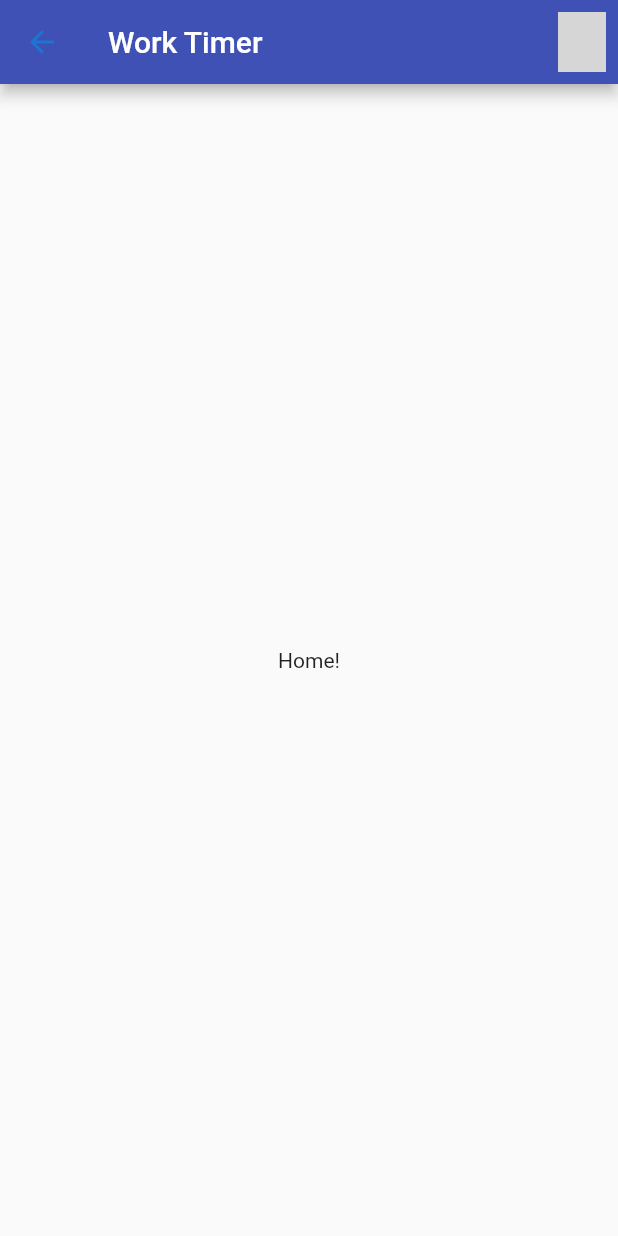
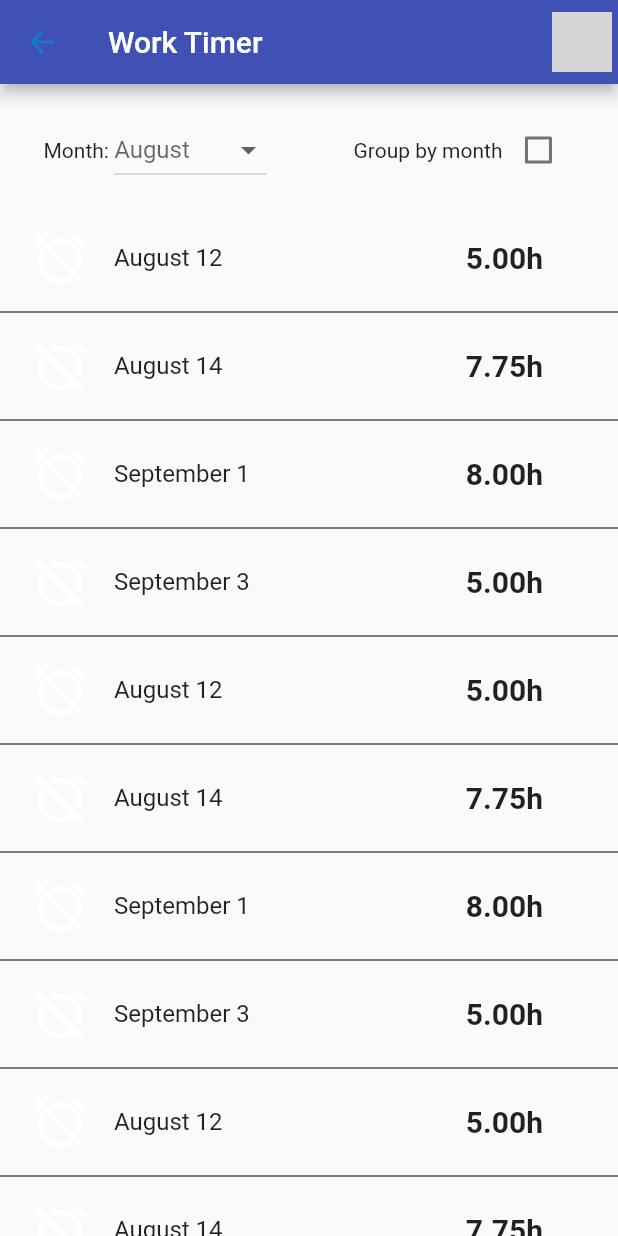
Before and after one commit to ClaraMarques/work-timer-app, a Flutter app: the HomeView screen opened directly, on a phone screen of 412 x 824 dp. Run offline on Flutter 3.47's test engine with Material 2 defaults, Android fonts, the phone set to English and light mode, and no system bars; our stand-ins replace equatable, firebase_auth, firebase_core, get_it, google_sign_in, rxdart; accounts and stored records are empty; network calls fail; grey boxes are pictures that could not be loaded.

Commit message:
🥻 adding app style

```diff
--- a/lib/app/ui/views/home_view.dart
+++ b/lib/app/ui/views/home_view.dart
@@ -1,4 +1,5 @@
 import 'package:flutter/material.dart';
+import 'package:work_timer_app/dummy_data.dart';
 
 import '../widgets/avatar_widget.dart';
 
@@ -16,9 +17,95 @@ class _HomeViewState extends State<HomeView> {
           title: Text('Work Timer'),
           actions: [AvatarWidget()],
         ),
-      body: Center(
-        child: Text("Home!"),
+        body: Column(
+          mainAxisAlignment: MainAxisAlignment.spaceAround,
+          children: [
+            SizedBox(
+              height: 20,
+            ),
+            Row(
+              mainAxisAlignment: MainAxisAlignment.spaceAround,
+              children: [
+                Row(
+                  mainAxisSize: MainAxisSize.min,
+                  children: [
+                    Text('Month: '),
+                    DropdownButton(
+                        hint: Text('August'),
+                        items: <String>[
+                          'August',
+                          'September',
+                          'October',
+                          'November'
+                        ].map<DropdownMenuItem<String>>((String value) {
+                          return DropdownMenuItem<String>(
+                            value: value,
+                            child: Text(value),
+                          );
+                        }).toList(),
+                        onChanged: (_) {}),
+                  ],
+                ),
+                Row(
+                  mainAxisSize: MainAxisSize.min,
+                  children: [
+                    Text('Group by month'),
+                    Checkbox(value: false, onChanged: (_) {})
+                  ],
+                ),
+              ],
+            ),
+            SizedBox(
+              height: 20,
+            ),
+            Expanded(
+              child: ListView.separated(
+                  itemCount: daysInfo.listOfDays.length,
+                  separatorBuilder: (context, index) => Divider(
+                        color: Colors.black,
+                      ),
+                  itemBuilder: (context, index) {
+                    final day = daysInfo.listOfDays[index];
+                    return ListTile(
+                      contentPadding: EdgeInsets.only(right: 50, left: 20),
+                      leading: Icon(
+                        Icons.alarm_off,
+                        color: Colors.white,
+                        size: 40,
+                      ),
+                      title: Text(day.date),
+                      trailing: Text(
+                        day.totalWorked.toStringAsFixed(2) + 'h',
+                        style: TextStyle(
+                            fontSize: 20, fontWeight: FontWeight.bold),
                       ),
                     );
+
+                    // Container(
+                    //   padding: EdgeInsets.zero,
+                    //   margin: EdgeInsets.zero,
+                    //   height: MediaQuery.of(context).size.height * 0.05,
+                    //   child: Row(
+                    //     mainAxisAlignment: MainAxisAlignment.spaceAround,
+                    //     children: [
+                    //       Container(
+                    //           width: MediaQuery.of(context).size.width * 0.10,
+                    //           child: FittedBox(
+                    //             child: Text(daysInfo.listOfDays[index].date),
+                    //           )),
+                    //       Container(
+                    //           width: MediaQuery.of(context).size.width * 0.10,
+                    //           child: FittedBox(
+                    //             child: Text(daysInfo.listOfDays[index].totalWorked
+                    //                     .toStringAsFixed(2) +
+                    //                 'h'),
+                    //           )),
+                    //     ],
+                    //   ),
+                    // );
+                  }),
+            ),
+          ],
+        ));
   }
 }
--- a/lib/app/ui/views/login_view.dart
+++ b/lib/app/ui/views/login_view.dart
@@ -1,7 +1,7 @@
 import 'package:flutter/material.dart';
 import 'package:work_timer_app/app/blocs/auth_bloc.dart';
 import 'package:work_timer_app/app/locator.dart';
-import 'package:work_timer_app/app/ui/widgets/stream_widget.dart';
+import 'package:work_timer_app/app/ui/widgets/custom_stream_builder.dart';
 
 class LoginView extends StatefulWidget {
   @override
@@ -23,7 +23,7 @@ class _LoginViewState extends State<LoginView> {
   }
 
   Widget _buildIconWithLoading() {
-    return StreamWidget<bool>(
+    return CustomStreamBuilder<bool>(
       stream: locator.get<AuthBloc>().loading$,
       errorBuilder: (context, snapshot) => Icon(Icons.error),
       waitingBuilder: (context, snapshot) => Container(),
--- a/lib/app/ui/widgets/avatar_widget.dart
+++ b/lib/app/ui/widgets/avatar_widget.dart
@@ -11,6 +11,7 @@ class AvatarWidget extends StatelessWidget {
     final user = Provider.of<User>(context);
 
     return PopupMenuButton<String>(
+      padding: EdgeInsets.zero,
       icon: _buildAvatarPhoto(user),
       onSelected: _onPopupItemSelected,
       itemBuilder: (BuildContext context) => <PopupMenuEntry<String>>[
@@ -38,14 +39,7 @@ class AvatarWidget extends StatelessWidget {
   }
 
   Widget _buildAvatarPhoto(User user) {
-    return user == null
-        ? CircleAvatar(
-            backgroundColor: Colors.white,
-            child: Text(user.name[0]),
-          )
-        : CircleAvatar(
-            backgroundImage: NetworkImage(user.photo),
-          );
+    return CircleAvatar(backgroundImage: NetworkImage(user.photo));
   }
 
   void _onPopupItemSelected(String value) {
--- a/lib/app/ui/widgets/stream_widget.dart
+++ b/lib/app/ui/widgets/custom_stream_builder.dart
@@ -1,6 +1,6 @@
 import 'package:flutter/material.dart';
 
-class StreamWidget<T> extends StatelessWidget {
+class CustomStreamBuilder<T> extends StatelessWidget {
   final Stream<T> _stream;
   final Widget Function(BuildContext, AsyncSnapshot<T>) _builder;
   final Widget Function(BuildContext, AsyncSnapshot<T>) _activeBuilder;
@@ -8,7 +8,7 @@ class StreamWidget<T> extends StatelessWidget {
   final Widget Function(BuildContext, AsyncSnapshot<T>) _waitingBuilder;
   final bool _debugMode;
 
-  StreamWidget({
+  CustomStreamBuilder({
     @required Stream<T> stream,
     @required Widget Function(BuildContext, AsyncSnapshot<T>) activeBuilder,
     @required Widget Function(BuildContext, AsyncSnapshot<T>) errorBuilder,
--- a/lib/main.dart
+++ b/lib/main.dart
@@ -1,7 +1,7 @@
 import 'package:firebase_core/firebase_core.dart';
 import 'package:flutter/material.dart';
 import 'package:provider/provider.dart';
-import 'package:work_timer_app/app/ui/widgets/stream_widget.dart';
+import 'package:work_timer_app/app/ui/widgets/custom_stream_builder.dart';
 
 import 'app/blocs/auth_bloc.dart';
 import 'app/data/models/user_model.dart';
@@ -44,7 +44,7 @@ class WorkTimerApp extends StatelessWidget {
   }
 
   Widget _getViewBasedOnAuthState() {
-    return StreamWidget<User>(
+    return CustomStreamBuilder<User>(
       stream: locator.get<AuthBloc>().user$,
       errorBuilder: (context, snapshot) => ErrorView(error: snapshot.error),
       waitingBuilder: (context, snapshot) => LoadingView(),
--- a/pubspec.yaml
+++ b/pubspec.yaml
@@ -36,6 +36,7 @@ dependencies:
   get_it: ^4.0.4
   provider: ^4.3.2+1
   google_sign_in: "^4.5.1"
+  intl: ^0.16.1
 
 dev_dependencies:
   flutter_test:
```
Also changed, not shown: lib/app/data/models/day_model.dart (added, +27 -0 lines), lib/app/data/models/list_of_days_model.dart (added, +10 -0 lines), lib/app/data/models/time_interval_model.dart (added, +24 -0 lines), lib/dummy_data.dart (added, +67 -0 lines), pubspec.lock, 3 other files. Lines whose indentation alone changed are shown as unchanged.
